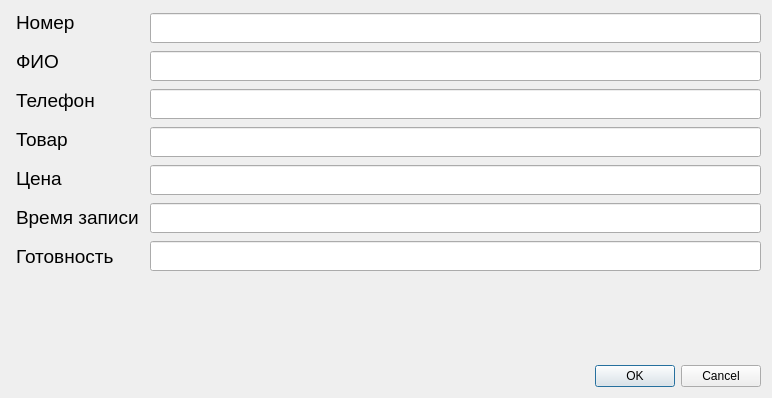
Above: System/form.ui from kamicute2/control_system before the change. Below: the same form after it.
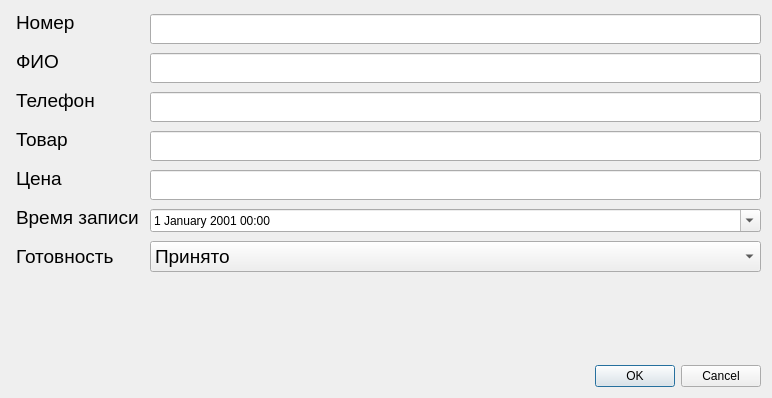
That is the form after the change.

Diff of the .ui file:
```diff
--- a/System/form.ui
+++ b/System/form.ui
@@ -253,6 +253,18 @@
            <height>30</height>
           </size>
          </property>
+         <property name="inputMask">
+          <string/>
+         </property>
+         <property name="text">
+          <string/>
+         </property>
+         <property name="cursorPosition">
+          <number>0</number>
+         </property>
+         <property name="placeholderText">
+          <string/>
+         </property>
         </widget>
        </item>
        <item>
@@ -320,35 +332,53 @@
         </widget>
        </item>
        <item>
-        <widget class="QLineEdit" name="lineEdit_6">
-         <property name="sizePolicy">
-          <sizepolicy hsizetype="Expanding" vsizetype="Fixed">
-           <horstretch>0</horstretch>
-           <verstretch>10</verstretch>
-          </sizepolicy>
+        <widget class="QDateTimeEdit" name="dateTimeEdit">
+         <property name="date">
+          <date>
+           <year>2001</year>
+           <month>1</month>
+           <day>1</day>
+          </date>
          </property>
-         <property name="minimumSize">
-          <size>
-           <width>0</width>
-           <height>30</height>
-          </size>
+         <property name="currentSection">
+          <enum>QDateTimeEdit::DaySection</enum>
+         </property>
+         <property name="displayFormat">
+          <string>d MMMM yyyy HH:mm</string>
+         </property>
+         <property name="calendarPopup">
+          <bool>true</bool>
          </property>
         </widget>
        </item>
        <item>
-        <widget class="QLineEdit" name="lineEdit_7">
-         <property name="sizePolicy">
-          <sizepolicy hsizetype="Expanding" vsizetype="Fixed">
-           <horstretch>0</horstretch>
-           <verstretch>10</verstretch>
-          </sizepolicy>
+        <widget class="QComboBox" name="comboBox">
+         <property name="font">
+          <font>
+           <family>Arial</family>
+           <pointsize>14</pointsize>
+          </font>
          </property>
-         <property name="minimumSize">
-          <size>
-           <width>0</width>
-           <height>30</height>
-          </size>
-         </property>
+         <item>
+          <property name="text">
+           <string>Принято</string>
+          </property>
+         </item>
+         <item>
+          <property name="text">
+           <string>Предварительная запись</string>
+          </property>
+         </item>
+         <item>
+          <property name="text">
+           <string>Готово к выдаче</string>
+          </property>
+         </item>
+         <item>
+          <property name="text">
+           <string>Выдано</string>
+          </property>
+         </item>
         </widget>
        </item>
       </layout>
```
Left out of the diff: 2 changed lines with no effect on the pictures.
